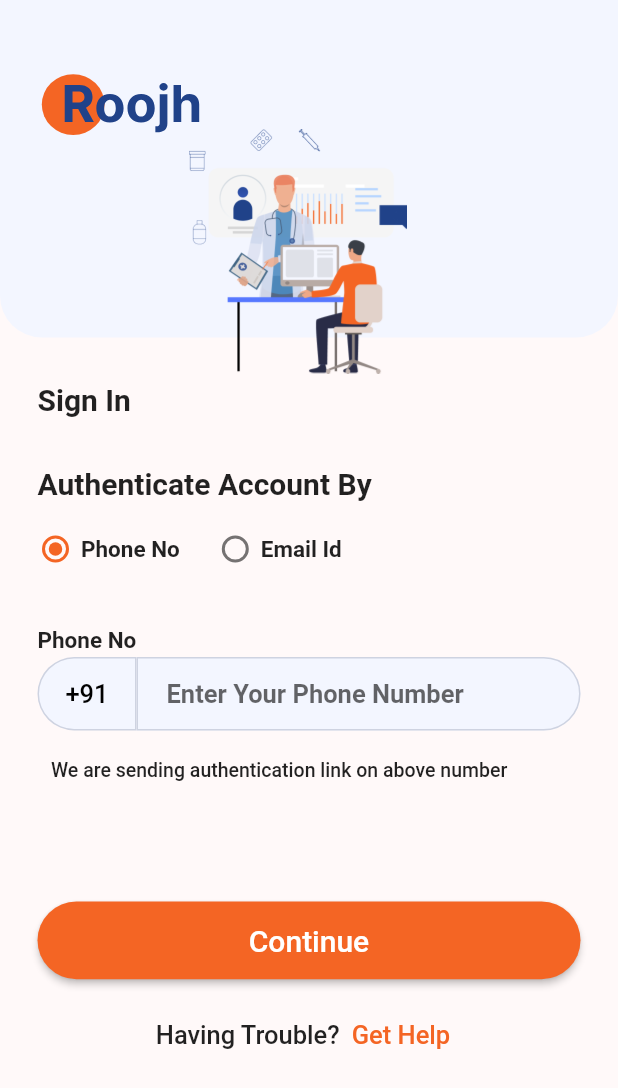
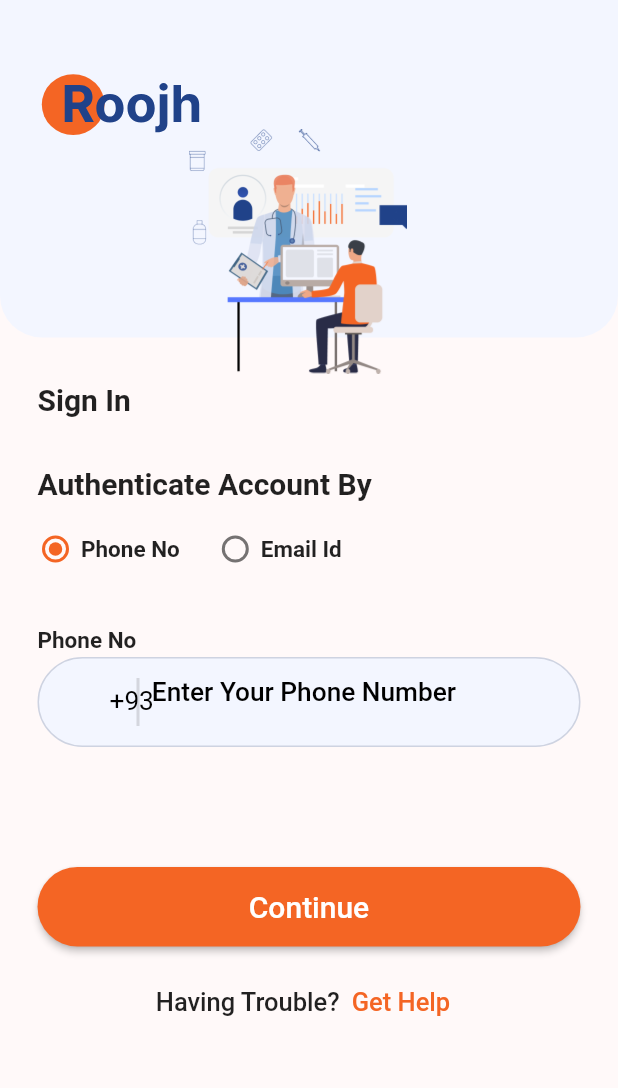
Before and after one commit to Sahilgupta9426/roojh_project, a Flutter app: the screen it shows after launch, after a tap on "Forget Password?", on a phone screen of 412 x 824 dp. Shown: the top 1088 px of the screen. Run offline on Flutter 3.47's test engine with Material 2 defaults, Android fonts, the phone set to English and light mode, and no system bars; drawn by our look-alikes of country_code_picker, intl_phone_number_input; our stand-ins replace animate_do, flutter_secure_storage, flutter_svg, hexcolor, local_auth; missing offline and left inert: amplify_auth_cognito, amplify_flutter.

Commit message:
2nd phone no country code

```diff
--- a/lib/Login_page/login_form.dart
+++ b/lib/Login_page/login_form.dart
@@ -211,28 +211,29 @@ class ForgetPassButton extends StatelessWidget {
     return TextButton(
         style: TextButton.styleFrom(padding: const EdgeInsets.all(0)),
         onPressed: () {
-          // Navigator.pushNamed(context, "/forgetPass");
-          Navigator.push(
-              context,
-              PageRouteBuilder(
-                transitionDuration: Duration(milliseconds: 500),
-                pageBuilder: (context, animation, secondaryAnimation) =>
-                    const ForgetPassword(),
-                // const Home(),
-                transitionsBuilder:
-                    (context, animation, secondaryAnimation, Widget child) {
-                  // animation = CurvedAnimation(
-                  //     parent: animation,
-                  //     curve: Curves.decelerate);
-                  animation = CurvedAnimation(
-                      parent: animation, curve: Curves.easeOutCubic);
-                  return ScaleTransition(
-                    scale: animation,
-                    alignment: Alignment.center,
-                    child: child,
-                  );
-                },
-              ));
+          Navigator.pushNamed(context, "/forgetPass");
+          // Navigator.push(
+          //     context,
+          //     PageRouteBuilder(
+          //       transitionDuration: Duration(milliseconds: 500),
+          //       pageBuilder: (context, animation, secondaryAnimation) =>
+          //           const ForgetPassword(),
+          //       // const Home(),
+          //       transitionsBuilder:
+          //           (context, animation, secondaryAnimation, Widget child) {
+          //         // animation = CurvedAnimation(
+          //         //     parent: animation,
+          //         //     curve: Curves.decelerate);
+          //         animation = CurvedAnimation(
+          //             parent: animation, curve: Curves.easeOutCubic);
+          //         return ScaleTransition(
+          //           scale: animation,
+          //           alignment: Alignment.center,
+          //           child: child,
+          //         );
+          //       },
+          //     )
+          //     );
         },
         child: Text(
           'Forget Password?',
--- a/lib/forget_password/by_phone.dart
+++ b/lib/forget_password/by_phone.dart
@@ -1,29 +1,32 @@
+// import 'dart:html';
+
+import 'package:animate_do/animate_do.dart';
+// import 'package:example/pages/verification.dart';
 import 'package:flutter/material.dart';
-import 'package:country_code_picker/country_code_picker.dart';
 import 'package:hexcolor/hexcolor.dart';
 import 'package:intl_phone_number_input/intl_phone_number_input.dart';
+import 'package:roojh/Login_page/main_login.dart';
+import 'package:roojh/homepage/home.dart';
 
 class ByPhone extends StatefulWidget {
   const ByPhone({Key? key}) : super(key: key);
 
   @override
-  State<ByPhone> createState() => _ByPhoneState();
+  _ByPhoneState createState() => _ByPhoneState();
 }
 
 class _ByPhoneState extends State<ByPhone> {
-  final _formKey = GlobalKey<FormState>();
-  var phone_no = "";
-
-  final phone_noController = TextEditingController();
-  late String _selectedCountryCode;
-  var notify;
+  final TextEditingController controller = TextEditingController();
+  bool _isLoading = false;
 
   @override
   Widget build(BuildContext context) {
-    var notify;
-    return Form(
-        key: _formKey,
+    return Container(
+      // padding: EdgeInsets.all(30),
+      // width: double.infinity,
+      // height: MediaQuery.of(context).size.height,
       child: Column(
+        // mainAxisAlignment: MainAxisAlignment.center,
         children: [
           Align(
             alignment: Alignment.centerLeft,
@@ -39,174 +42,307 @@ class _ByPhoneState extends State<ByPhone> {
             ),
           ),
           Container(
-              // margin: EdgeInsets.only(bottom: 10, top: 10),
-              // height: 70,
-              child: Row(
-                mainAxisAlignment: MainAxisAlignment.start,
+            padding: EdgeInsets.symmetric(vertical: 5, horizontal: 15),
+            decoration: BoxDecoration(
+              color: HexColor('#F3F6FF'),
+              borderRadius: BorderRadius.circular(98),
+              border: Border.all(color: HexColor('#CED3E1')),
+              //   boxShadow: [
+              //     BoxShadow(
+              //       color: Color(0xffeeeeee),
+              //       blurRadius: 10,
+              //       offset: Offset(0, 4),
+              //     ),
+              //   ],
+            ),
+            child: Stack(
               children: [
                 Container(
-                      height: 48.87,
-                      padding: EdgeInsets.zero,
-                      decoration: BoxDecoration(
-                          color: HexColor('#F3F6FF'),
-                          // border: Border.all(
-                          //   color: HexColor('#CED3E1'),
-                          // ),
-                          border: Border(
-                              bottom: BorderSide(color: HexColor('#CED3E1')),
-                              left: BorderSide(
-                                color: HexColor('#CED3E1'),
+                  height: 48,
+                  child: InternationalPhoneNumberInput(
+                    onInputChanged: (PhoneNumber number) {
+                      print(number.phoneNumber);
+                    },
+                    onInputValidated: (bool value) {
+                      print(value);
+                    },
+                    selectorConfig: SelectorConfig(
+                      // setSelectorButtonAsPrefixIcon: false,
+                      showFlags: false,
+
+                      selectorType: PhoneInputSelectorType.BOTTOM_SHEET,
                     ),
-                              top: BorderSide(color: HexColor('#CED3E1')),
-                              right: BorderSide(
-                                color: HexColor('#CED3E1'),
-                              )),
-                          borderRadius: BorderRadius.only(
-                            topLeft: Radius.circular(98.67),
-                            bottomLeft: Radius.circular(98.67),
-                            topRight: Radius.circular(0),
-                            bottomRight: Radius.circular(0),
-                          )),
-                      child: CountryCodePicker(
-                        padding: EdgeInsets.all(2),
-                        textStyle: TextStyle(fontSize: 17, color: Colors.black),
-                        initialSelection: 'IN',
-                        showCountryOnly: false,
-                        showOnlyCountryWhenClosed: false,
-                        favorite: ['+91', 'IN'],
-                        showFlagMain: false,
-                        onInit: (value) {
-                          _selectedCountryCode = value.toString();
+                    errorMessage: 'Invalid Phone No',
+                    ignoreBlank: false,
+                    autoValidateMode: AutovalidateMode.disabled,
+                    textStyle:
+                        TextStyle(fontSize: 17.5, fontWeight: FontWeight.w600),
+                    selectorTextStyle:
+                        TextStyle(color: Colors.black, fontSize: 17.5),
+                    textFieldController: controller,
+                    formatInput: false,
+                    maxLength: 12,
+                    keyboardType: TextInputType.numberWithOptions(
+                        signed: true, decimal: false),
+                    cursorColor: Colors.black,
+                    inputDecoration: InputDecoration(
+                      contentPadding: EdgeInsets.only(bottom: 13, left: -30),
+                      border: InputBorder.none,
+                      hintText: 'Enter Your Phone Number',
+                      hintStyle: TextStyle(
+                          color: Colors.black,
+                          fontSize: 17.5,
+                          fontWeight: FontWeight.w500),
+                    ),
+                    onSaved: (PhoneNumber number) {
+                      print('On Saved: $number');
                     },
-                        onChanged: (value) {
-                          setState(() {
-                            _selectedCountryCode = value.toString();
-                          });
-                        },
-                      )),
-                  Expanded(
-                    child: Container(
-                      // height: 49.87,
-                      child: TextFormField(
-                        style: TextStyle(
-                            fontSize: 17, fontWeight: FontWeight.w600),
-                        decoration: InputDecoration(
-                            filled: true,
-                            fillColor: HexColor('#F3F6FF'),
-                            border: InputBorder.none,
-                            contentPadding:
-                                EdgeInsets.fromLTRB(20.0, 14.5, 20.0, 14.5),
-                            hintText: "Enter Your Phone Number",
-                            enabledBorder: OutlineInputBorder(
-                              // borderRadius: BorderRadius.circular(98.67),
-                              borderRadius: BorderRadius.only(
-                                topRight: Radius.circular(98.67),
-                                // topLeft: Radius.circular(0),
-                                bottomRight: Radius.circular(98.67),
-                                // bottomLeft: Radius.circular(0),
-                              ),
-                              borderSide: BorderSide(
-                                color: HexColor('#CED3E1'),
-                                // width: 2.0,
                   ),
                 ),
-                            focusedBorder: OutlineInputBorder(
-                                // borderRadius: BorderRadius.circular(98.67),
-                                borderRadius: BorderRadius.only(
-                                  topRight: Radius.circular(98.67),
-                                  topLeft: Radius.circular(0),
-                                  bottomRight: Radius.circular(98.67),
-                                  bottomLeft: Radius.circular(0),
-                                ),
-                                borderSide: BorderSide(
-                                  color: HexColor('#CED3E1'),
-                                  width: 1.0,
-                                )),
-                            errorStyle:
-                                TextStyle(color: Colors.red, fontSize: 15),
-                            errorBorder: OutlineInputBorder(
-                              borderSide: BorderSide(
-                                color: HexColor('#CED3E1'),
-                                width: 1.0,
-                              ),
-                              // borderRadius: BorderRadius.circular(98.67),
-                              borderRadius: BorderRadius.only(
-                                topRight: Radius.circular(98.67),
-                                topLeft: Radius.circular(0),
-                                bottomRight: Radius.circular(98.67),
-                                bottomLeft: Radius.circular(0),
-                              ),
-                            ),
-                            focusedErrorBorder: OutlineInputBorder(
-                              // borderRadius: BorderRadius.circular(98.67),
-                              borderRadius: BorderRadius.only(
-                                topRight: Radius.circular(98.67),
-                                topLeft: Radius.circular(0),
-                                bottomRight: Radius.circular(98.67),
-                                bottomLeft: Radius.circular(0),
-                              ),
-                            )),
-                        controller: phone_noController,
-                        validator: (value) {
-                          if (value!.isEmpty) {
-                            return 'please enter your number';
-                          }
-                          return null;
-                        },
-                      ),
+                Positioned(
+                  left: 50,
+                  top: 8,
+                  bottom: 8,
+                  child: Container(
+                    height: 40,
+                    width: 2,
+                    color: Colors.black.withOpacity(0.13),
                   ),
                 )
               ],
             ),
           ),
-            Center(child: notify != null ? Text('not valid') : SizedBox()),
-            SizedBox(
-              height: 19,
+          SizedBox(height: 80),
+          MaterialButton(
+            height: 51,
+            minWidth: double.infinity,
+            onPressed: () {
+              setState(() {
+                _isLoading = true;
+              });
+
+              Future.delayed(Duration(seconds: 2), () {
+                setState(() {
+                  _isLoading = false;
+                });
+                Navigator.push(
+                    context,
+                    MaterialPageRoute(
+                        builder: (context) => SignIn(
+                              notify: '0',
+                            )));
+              });
+            },
+            color: (HexColor('#F46524')),
+            shape:
+                RoundedRectangleBorder(borderRadius: BorderRadius.circular(98)),
+            padding: EdgeInsets.symmetric(vertical: 15, horizontal: 30),
+            child: _isLoading
+                ? Container(
+                    width: 20,
+                    height: 20,
+                    child: CircularProgressIndicator(
+                      backgroundColor: Colors.white,
+                      color: Colors.black,
+                      strokeWidth: 2,
                     ),
-            Align(
-              alignment: Alignment.centerLeft,
-              child: Padding(
-                padding: const EdgeInsets.only(left: 9),
-                child: Text(
-                  'We are sending authentication link on above number',
-                  style: TextStyle(fontSize: 13, fontWeight: FontWeight.w500),
-                  // textAlign: TextAlign.center,
+                  )
+                : Text(
+                    "Continue",
+                    style: TextStyle(fontSize: 20, color: Colors.white),
                   ),
           ),
+        ],
       ),
-            SizedBox(height: 80),
-            Container(
-              height: 51.8,
-              width: MediaQuery.of(context).size.width,
-              child: ElevatedButton(
-                onPressed: () async {
-                  if (_formKey.currentState!.validate()) {
-                    setState(() {
-                      phone_no = phone_noController.text;
-                      if (phone_no.length < 10) {
-                        notify = 'Please enter a valid phone no';
-                      }
-                      print(_selectedCountryCode);
-                    });
-                    _formKey.currentState!.save();
-                  }
-                },
-                child: Text('Continue',
-                    style: TextStyle(fontSize: 20, color: Colors.white)),
-                style: ButtonStyle(
-                    foregroundColor:
-                        MaterialStateProperty.all<Color>(Colors.black),
-                    backgroundColor:
-                        MaterialStateProperty.all<Color>(HexColor('#F46524')),
-                    shape: MaterialStateProperty.all<RoundedRectangleBorder>(
-                        RoundedRectangleBorder(
-                      borderRadius: BorderRadius.circular(25.9),
-
-                      // side: BorderSide(color: Colors.red)
-                    ))),
-              ),
-            )
-          ],
-        ));
+    );
   }
 }
+
+// class ByPhone extends StatefulWidget {
+//   const ByPhone({Key? key}) : super(key: key);
+
+//   @override
+//   _ByPhoneState createState() => _ByPhoneState();
+// }
+
+// class _ByPhoneState extends State<ByPhone> {
+//   final TextEditingController controller = TextEditingController();
+//   bool _isLoading = false;
+
+//   @override
+//   Widget build(BuildContext context) {
+//     return Container(
+//       padding: EdgeInsets.all(30),
+//       width: double.infinity,
+//       height: MediaQuery.of(context).size.height,
+//       child: Column(
+//         mainAxisAlignment: MainAxisAlignment.center,
+//         children: [
+//           Image.network(
+//             'https://ouch-cdn2.icons8.com/n9XQxiCMz0_zpnfg9oldMbtSsG7X6NwZi_kLccbLOKw/rs:fit:392:392/czM6Ly9pY29uczgu/b3VjaC1wcm9kLmFz/c2V0cy9zdmcvNDMv/MGE2N2YwYzMtMjQw/NC00MTFjLWE2MTct/ZDk5MTNiY2IzNGY0/LnN2Zw.png',
+//             fit: BoxFit.cover,
+//             width: 280,
+//           ),
+//           SizedBox(
+//             height: 50,
+//           ),
+//           FadeInDown(
+//             child: Text(
+//               'REGISTER',
+//               style: TextStyle(
+//                   fontWeight: FontWeight.bold,
+//                   fontSize: 24,
+//                   color: Colors.grey.shade900),
+//             ),
+//           ),
+//           FadeInDown(
+//             delay: Duration(milliseconds: 200),
+//             child: Padding(
+//               padding:
+//                   const EdgeInsets.symmetric(vertical: 15.0, horizontal: 20),
+//               child: Text(
+//                 'Enter your phone number to continu, we will send you OTP to verifiy.',
+//                 textAlign: TextAlign.center,
+//                 style: TextStyle(fontSize: 14, color: Colors.grey.shade700),
+//               ),
+//             ),
+//           ),
+//           SizedBox(
+//             height: 30,
+//           ),
+//           FadeInDown(
+//             delay: Duration(milliseconds: 400),
+//             child: Container(
+//               padding: EdgeInsets.symmetric(vertical: 5, horizontal: 15),
+//               decoration: BoxDecoration(
+//                 color: Colors.white,
+//                 borderRadius: BorderRadius.circular(8),
+//                 border: Border.all(color: Colors.black.withOpacity(0.13)),
+//                 boxShadow: [
+//                   BoxShadow(
+//                     color: Color(0xffeeeeee),
+//                     blurRadius: 10,
+//                     offset: Offset(0, 4),
+//                   ),
+//                 ],
+//               ),
+//               child: Stack(
+//                 children: [
+//                   InternationalPhoneNumberInput(
+//                     onInputChanged: (PhoneNumber number) {
+//                       print(number.phoneNumber);
+//                     },
+//                     onInputValidated: (bool value) {
+//                       print(value);
+//                     },
+//                     selectorConfig: SelectorConfig(
+//                       selectorType: PhoneInputSelectorType.BOTTOM_SHEET,
+//                     ),
+//                     ignoreBlank: false,
+//                     autoValidateMode: AutovalidateMode.disabled,
+//                     selectorTextStyle: TextStyle(color: Colors.black),
+//                     textFieldController: controller,
+//                     formatInput: false,
+//                     maxLength: 9,
+//                     keyboardType: TextInputType.numberWithOptions(
+//                         signed: true, decimal: true),
+//                     cursorColor: Colors.black,
+//                     inputDecoration: InputDecoration(
+//                       contentPadding: EdgeInsets.only(bottom: 15, left: 0),
+//                       border: InputBorder.none,
+//                       hintText: 'Phone Number',
+//                       hintStyle:
+//                           TextStyle(color: Colors.grey.shade500, fontSize: 16),
+//                     ),
+//                     onSaved: (PhoneNumber number) {
+//                       print('On Saved: $number');
+//                     },
+//                   ),
+//                   Positioned(
+//                     left: 90,
+//                     top: 8,
+//                     bottom: 8,
+//                     child: Container(
+//                       height: 40,
+//                       width: 1,
+//                       color: Colors.black.withOpacity(0.13),
+//                     ),
+//                   )
+//                 ],
+//               ),
+//             ),
+//           ),
+//           SizedBox(
+//             height: 100,
+//           ),
+//           FadeInDown(
+//             delay: Duration(milliseconds: 600),
+//             child: MaterialButton(
+//               minWidth: double.infinity,
+//               onPressed: () {
+//                 setState(() {
+//                   _isLoading = true;
+//                 });
+
+//                 Future.delayed(Duration(seconds: 2), () {
+//                   setState(() {
+//                     _isLoading = false;
+//                   });
+//                   Navigator.push(
+//                       context,
+//                       MaterialPageRoute(
+//                           builder: (context) => SignIn(notify: '0')));
+//                 });
+//               },
+//               color: Colors.black,
+//               shape: RoundedRectangleBorder(
+//                   borderRadius: BorderRadius.circular(5)),
+//               padding: EdgeInsets.symmetric(vertical: 15, horizontal: 30),
+//               child: _isLoading
+//                   ? Container(
+//                       width: 20,
+//                       height: 20,
+//                       child: CircularProgressIndicator(
+//                         backgroundColor: Colors.white,
+//                         color: Colors.black,
+//                         strokeWidth: 2,
+//                       ),
+//                     )
+//                   : Text(
+//                       "Request OTP",
+//                       style: TextStyle(color: Colors.white),
+//                     ),
+//             ),
+//           ),
+//           SizedBox(
+//             height: 20,
+//           ),
+//           FadeInDown(
+//             delay: Duration(milliseconds: 800),
+//             child: Row(
+//               mainAxisAlignment: MainAxisAlignment.center,
+//               children: [
+//                 Text(
+//                   'Already have an account?',
+//                   style: TextStyle(color: Colors.grey.shade700),
+//                 ),
+//                 SizedBox(
+//                   width: 5,
+//                 ),
+//                 InkWell(
+//                   onTap: () {
+//                     Navigator.of(context).pushReplacementNamed('/login');
+//                   },
+//                   child: Text(
+//                     'Login',
+//                     style: TextStyle(color: Colors.black),
+//                   ),
+//                 )
+//               ],
+//             ),
+//           )
+//         ],
+//       ),
+//     );
+//   }
+// }
--- a/lib/forget_password/main_forgetpassword.dart
+++ b/lib/forget_password/main_forgetpassword.dart
@@ -1,3 +1,4 @@
+import 'package:animate_do/animate_do.dart';
 import 'package:flutter/material.dart';
 import 'package:hexcolor/hexcolor.dart';
 import 'package:roojh/common_code/topImg.dart';
@@ -23,6 +24,8 @@ class _ForgetPasswordState extends State<ForgetPassword> {
     return Scaffold(
         body: SafeArea(
       child: SingleChildScrollView(
+        child: FadeInDown(
+          delay: Duration(milliseconds: 200),
           child: Column(
             children: <Widget>[
               TopImagesField(),
@@ -38,8 +41,8 @@ class _ForgetPasswordState extends State<ForgetPassword> {
                       alignment: Alignment.topLeft,
                       child: Text(
                         'Sign In',
-                      style:
-                          TextStyle(fontSize: 20, fontWeight: FontWeight.w700),
+                        style: TextStyle(
+                            fontSize: 20, fontWeight: FontWeight.w700),
                       ),
                     ),
                     SizedBox(
@@ -69,7 +72,8 @@ class _ForgetPasswordState extends State<ForgetPassword> {
                           visualDensity: const VisualDensity(
                               horizontal: VisualDensity.minimumDensity,
                               vertical: VisualDensity.minimumDensity),
-                        materialTapTargetSize: MaterialTapTargetSize.shrinkWrap,
+                          materialTapTargetSize:
+                              MaterialTapTargetSize.shrinkWrap,
                           activeColor: radio_color,
                           value: 1,
                           groupValue: id,
@@ -95,7 +99,8 @@ class _ForgetPasswordState extends State<ForgetPassword> {
                           visualDensity: const VisualDensity(
                               horizontal: VisualDensity.minimumDensity,
                               vertical: VisualDensity.minimumDensity),
-                        materialTapTargetSize: MaterialTapTargetSize.shrinkWrap,
+                          materialTapTargetSize:
+                              MaterialTapTargetSize.shrinkWrap,
                           activeColor: radio_color,
                           value: 2,
                           groupValue: id,
@@ -152,6 +157,7 @@ class _ForgetPasswordState extends State<ForgetPassword> {
             ],
           ),
         ),
+      ),
     ));
   }
 }
--- a/pubspec.yaml
+++ b/pubspec.yaml
@@ -43,8 +43,9 @@ dependencies:
   amplify_flutter:
   amplify_auth_cognito:
   amplify_core:
-  country_code_picker: ^2.0.2
+  # country_code_picker: ^2.0.2
   intl_phone_number_input: ^0.7.0+2
+  animate_do: ^2.1.0
 
 dev_dependencies:
   flutter_test:
```
Also changed, not shown: pubspec.lock. Lines whose indentation alone changed are shown as unchanged.
